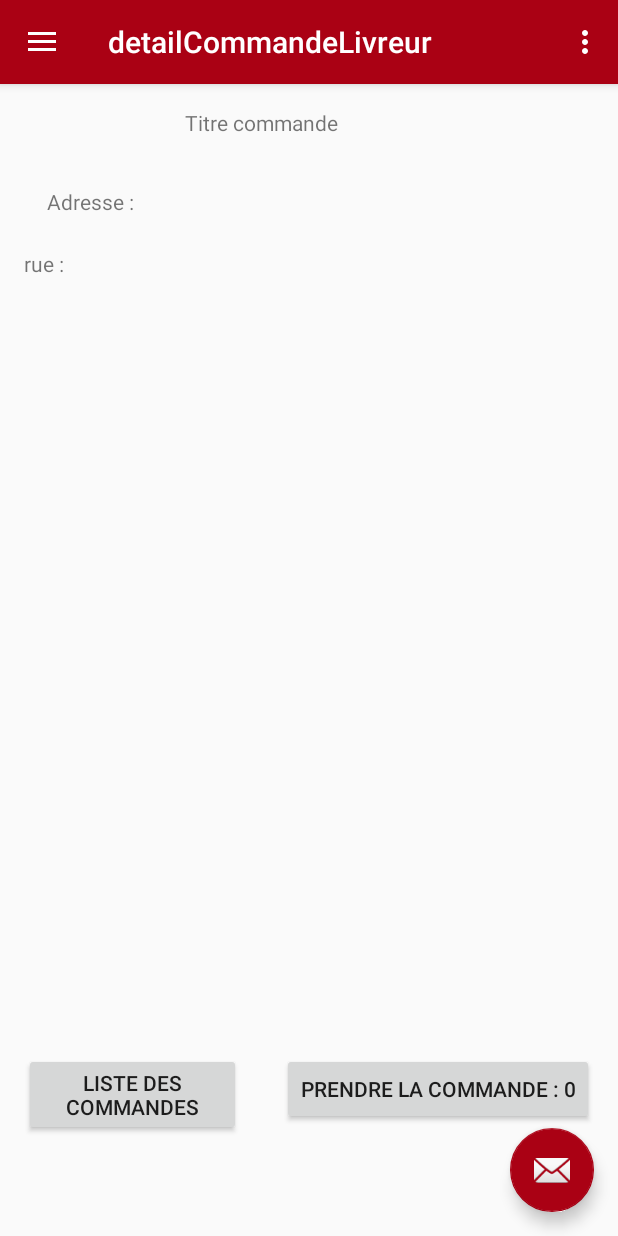
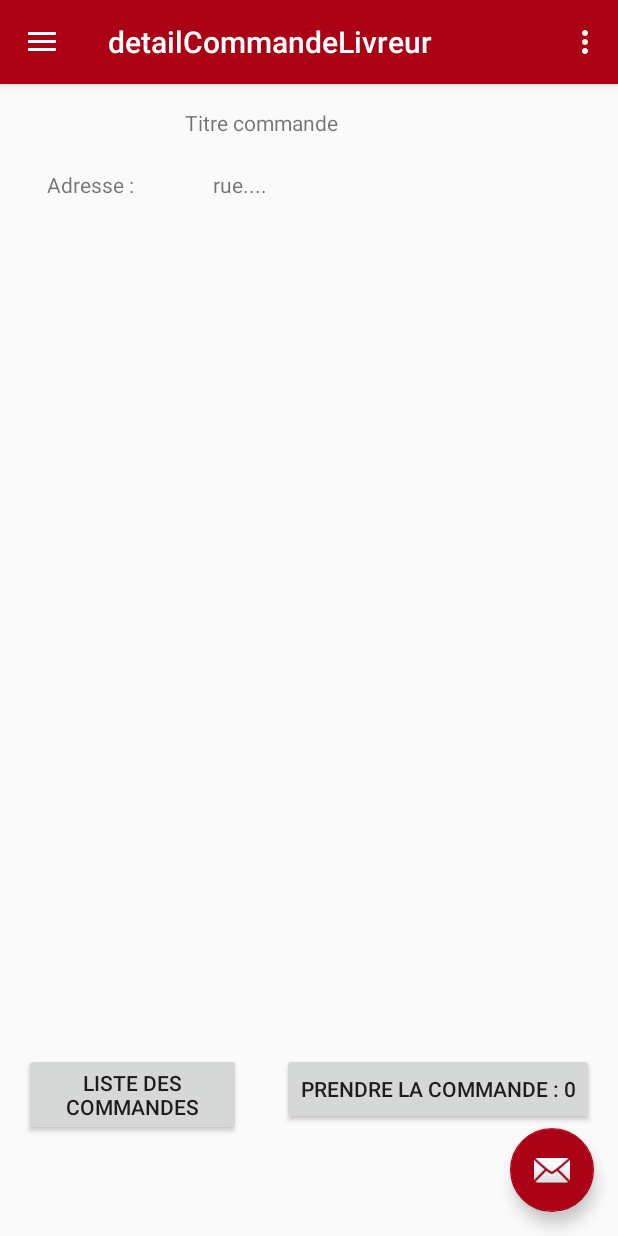
Before and after one commit to Nairolf92/Olivraison, an Android app: the detailCommandeLivreur screen opened directly, with no data from a screen before it, on a phone screen of 412 x 824 dp. Run offline under Robolectric (Android 15) with nearby library versions, the phone set to English and light mode, and no system bars; our stand-ins replace Volley; network calls fail.

Commit message:
google map livreur + detail commande livreur

```diff
--- a/Olivraison/app/src/main/java/projet/olivraison/detailCommandeLivreur.java
+++ b/Olivraison/app/src/main/java/projet/olivraison/detailCommandeLivreur.java
@@ -26,6 +26,7 @@ import com.android.volley.RequestQueue;
 import com.android.volley.Response;
 import com.android.volley.VolleyError;
 import com.android.volley.toolbox.JsonArrayRequest;
+import com.android.volley.toolbox.JsonObjectRequest;
 import com.android.volley.toolbox.Volley;
 
 import org.json.JSONArray;
@@ -52,12 +53,14 @@ public class detailCommandeLivreur extends AppCompatActivity
 
         String position = intent.getStringExtra("position");
 
-        long id = 0;
-        id = intent.getLongExtra("id", id);
+        Integer id = 0;
+        id = intent.getIntExtra("id", id);
 
         //textCommandeLivreur.setText(position);
 
         Button monBouton = (Button) findViewById(R.id.button);
+        TextView TextAdresse = (TextView) findViewById(R.id.TextAdresse);
+
         monBouton.setText("prendre la commande : "+ id);
 
         monBouton.setOnClickListener(new View.OnClickListener(){
@@ -69,36 +72,47 @@ public class detailCommandeLivreur extends AppCompatActivity
             }
         });
 
+        String url = "http://antoine-lucas.fr/api_android/web/index.php/api/commande/1";
 
+        JsonObjectRequest jsObjRequest = new JsonObjectRequest
+                (Request.Method.GET, url, null, new Response.Listener<JSONObject>() {
 
+                    @Override
+                    public void onResponse(JSONObject response) {
+                        //mTxtDisplay.setText("Response: " + response.toString());
+                        Log.i("test", response.toString());
+                    }
+                }, new Response.ErrorListener() {
 
+                    @Override
+                    public void onErrorResponse(VolleyError error) {
+                        // TODO Auto-generated method stub
 
+                    }
+                });
+// Access the RequestQueue through your singleton class.
+        Volley.newRequestQueue(this).add(jsObjRequest);
+    /*
+        String url = "http://antoine-lucas.fr/api_android/web/index.php/api/commande/1";
 
-
-/*
-        requestQueue = Volley.newRequestQueue(this);
-        String url = "https://jsonplaceholder.typicode.com/users/"+id;
-
-        final JsonArrayRequest jsonArray = new JsonArrayRequest
+        JsonObjectRequest json = new JsonObjectRequest
                 (Request.Method.GET, url, null, new Response.Listener<JSONObject>() {
                     @Override
                     public void onResponse(JSONObject response) {
                         try {
                             // Parsing json array response
                             // loop through each json object
+                            //Log.i("test", response);
                             jsonResponse = "";
+
+                            JSONObject person = (JSONObject) response.getJSONObject(jsonResponse);
                             Log.i("test", response.toString());
-                                //JSONObject person = (JSONObject) response.getJSONObject(jsonResponse);
-
-
-                                //String name = person.getString("name");
-                                //String username = person.getString("username");
-                                //String adresse = person.getString("street");
-                               // Toast.makeText(getApplicationContext(), "ADRESSE "+ adresse, Toast.LENGTH_LONG).show();
-
+                            //String adresse = jsonResponse;
+                            //Toast.makeText(getApplicationContext(), "adresse "+ adresse, Toast.LENGTH_LONG).show();
 
 
                         } catch (JSONException e) {
+                            Log.i("test", e.toString());
                             e.printStackTrace();
                         }
                     }
@@ -111,9 +125,9 @@ public class detailCommandeLivreur extends AppCompatActivity
 
                     }
                 });
-        Volley.newRequestQueue(this).add(jsonArray);
+        Volley.newRequestQueue(this).add(json);
+
         */
-
 
 
     /*
--- a/Olivraison/app/src/main/res/layout/content_detail_commande_livreur.xml
+++ b/Olivraison/app/src/main/res/layout/content_detail_commande_livreur.xml
@@ -61,32 +61,24 @@
         android:text="Adresse :"
         android:layout_width="wrap_content"
         android:layout_height="wrap_content"
+        android:layout_marginLeft="15dp"
+        android:layout_marginStart="15dp"
+        android:id="@+id/textView3"
         android:layout_below="@+id/textView2"
         android:layout_alignParentLeft="true"
         android:layout_alignParentStart="true"
-        android:layout_marginLeft="15dp"
-        android:layout_marginStart="15dp"
-        android:layout_marginTop="33dp"
-        android:id="@+id/textView3" />
+        android:layout_marginTop="22dp" />
 
     <TextView
-        android:text="rue :"
+        android:text="rue...."
         android:layout_width="wrap_content"
         android:layout_height="wrap_content"
-        android:layout_below="@+id/textView3"
-        android:layout_marginTop="22dp"
-        android:id="@+id/textView4" />
-
-    <TextView
-        android:layout_width="wrap_content"
-        android:layout_height="wrap_content"
-        android:id="@+id/textRue"
-        android:layout_alignBaseline="@+id/textView4"
-        android:layout_alignBottom="@+id/textView4"
-        android:layout_alignRight="@+id/button2"
-        android:layout_alignEnd="@+id/button2"
-        android:layout_marginRight="18dp"
-        android:layout_marginEnd="18dp" />
+        android:layout_alignTop="@+id/textView3"
+        android:layout_toLeftOf="@+id/button"
+        android:layout_toStartOf="@+id/button"
+        android:layout_marginRight="10dp"
+        android:layout_marginEnd="10dp"
+        android:id="@+id/TextAdresse" />
 
 
 </RelativeLayout>
```
Also changed, not shown: Olivraison/app/src/main/AndroidManifest.xml (+6 -4 lines), Olivraison/app/src/main/java/projet/olivraison/LivreurMaps.java (+217 -24 lines), Olivraison/app/src/main/java/projet/olivraison/indexLivreur.java (+9 -8 lines), Olivraison/app/src/main/res/layout/activity_livreur_maps.xml (+14 -1 lines).
